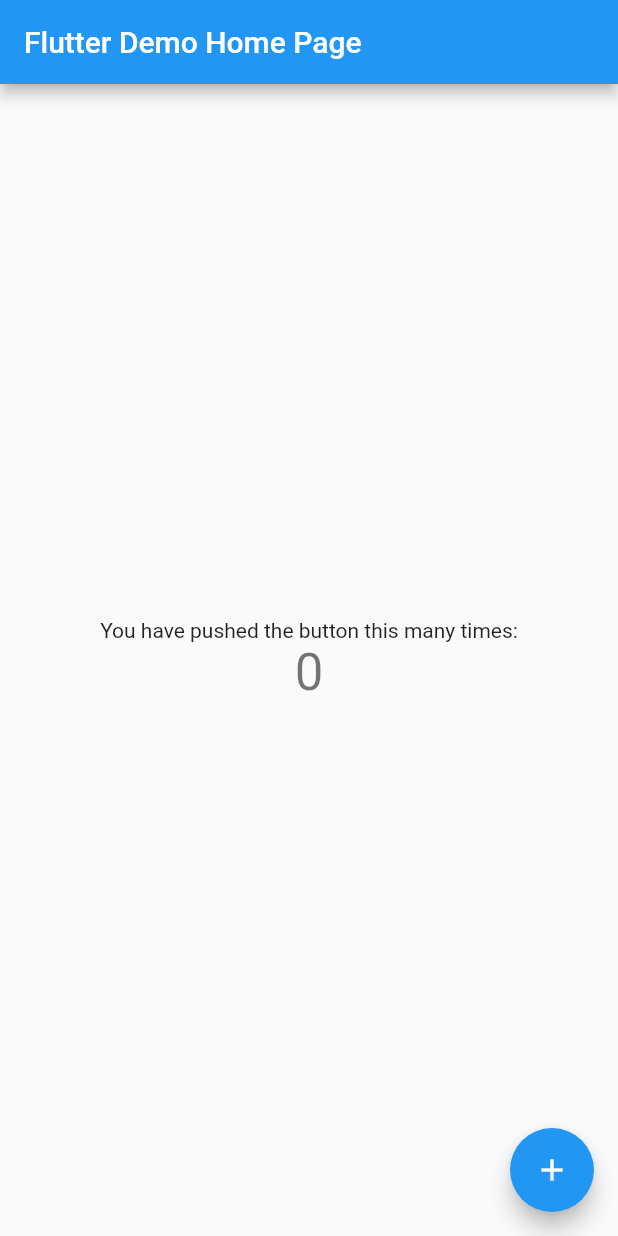
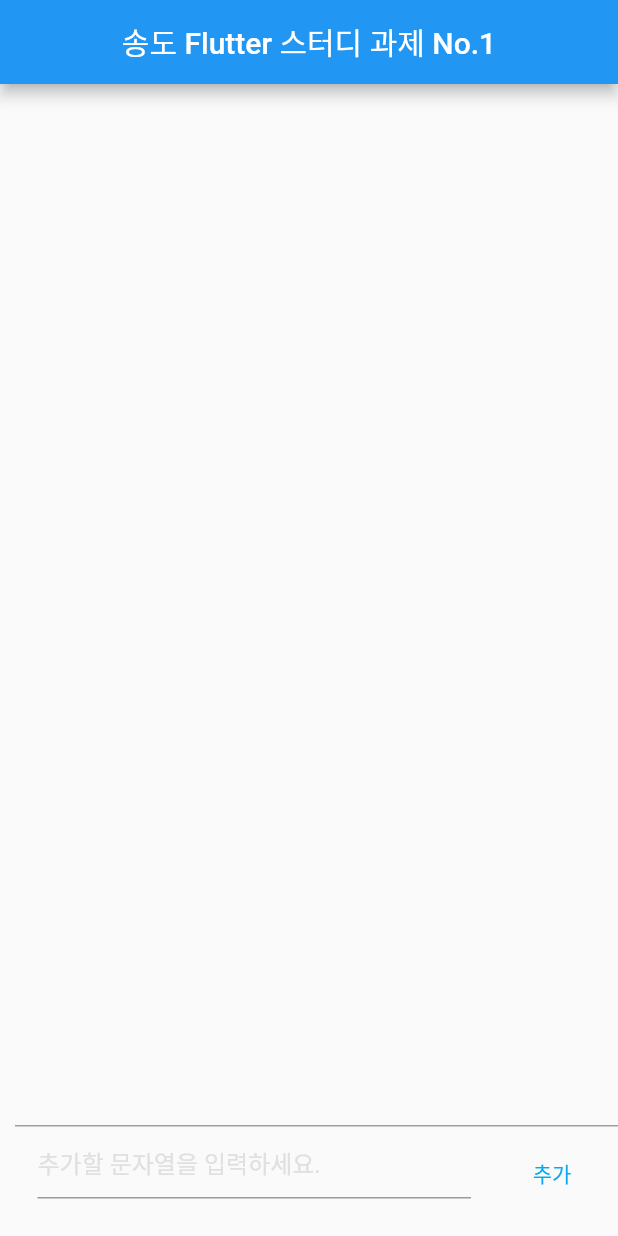
Before and after one commit to taesan220/Songdo_FlutterStudy_Homework, a Flutter app: the screen it shows after launch, on a phone screen of 412 x 824 dp. Run offline on Flutter 3.47's test engine with Material 2 defaults, Android fonts, the phone set to English and light mode, and no system bars; our stand-ins replace fluttertoast.

Commit message:
First home work (finished) - Developed listView
First home work of SongDo flutter Study

Developed ListView with function of adding list items.

```diff
--- a/lib/main.dart
+++ b/lib/main.dart
@@ -1,115 +1,153 @@
 import 'package:flutter/material.dart';
+import 'package:flutter/cupertino.dart';
+import 'package:fluttertoast/fluttertoast.dart';
 
-void main() {
-  runApp(const MyApp());
-}
+import 'custom_dialog.dart';
+import 'mylistview_widget.dart';
+
+void main() => runApp(const MyApp());
 
 class MyApp extends StatelessWidget {
   const MyApp({Key? key}) : super(key: key);
 
-  // This widget is the root of your application.
   @override
   Widget build(BuildContext context) {
     return MaterialApp(
       title: 'Flutter Demo',
       theme: ThemeData(
-        // This is the theme of your application.
-        //
-        // Try running your application with "flutter run". You'll see the
-        // application has a blue toolbar. Then, without quitting the app, try
-        // changing the primarySwatch below to Colors.green and then invoke
-        // "hot reload" (press "r" in the console where you ran "flutter run",
-        // or simply save your changes to "hot reload" in a Flutter IDE).
-        // Notice that the counter didn't reset back to zero; the application
-        // is not restarted.
         primarySwatch: Colors.blue,
       ),
-      home: const MyHomePage(title: 'Flutter Demo Home Page'),
+      home: MyList(),
     );
   }
 }
 
-class MyHomePage extends StatefulWidget {
-  const MyHomePage({Key? key, required this.title}) : super(key: key);
+/// 이렇게 하니 다이얼로그가 팝업이 안됨
+// class MyApp extends StatelessWidget {
+//   const MyApp({Key? key}) : super(key: key);
+//
+//   @override
+//   Widget build(BuildContext context) => const MyList();
+// }
 
-  // This widget is the home page of your application. It is stateful, meaning
-  // that it has a State object (defined below) that contains fields that affect
-  // how it looks.
-
-  // This class is the configuration for the state. It holds the values (in this
-  // case the title) provided by the parent (in this case the App widget) and
-  // used by the build method of the State. Fields in a Widget subclass are
-  // always marked "final".
-
-  final String title;
+class MyList extends StatefulWidget {
+  const MyList({Key? key}) : super(key: key);
 
   @override
-  State<MyHomePage> createState() => _MyHomePageState();
+  State<StatefulWidget> createState() => _MyState();
 }
 
-class _MyHomePageState extends State<MyHomePage> {
+class _MyState extends State<MyList> {
   int _counter = 0;
 
-  void _incrementCounter() {
+  final List<String> entries = [];
+
+  TextEditingController addItemController = TextEditingController();
+
+  final _bottomContainkey = GlobalKey();
+
+  ///사이즈 알아내기 위해 생성
+
+  late ScrollController _scrollController;
+
+  ///스크롤 컨트롤러
+
+  @override
+  void initState() {
+    _scrollController = ScrollController();
+
+    ///스크롤 컨트롤러 초기화
+  }
+
+  // 리스트에 항목 추가
+  void add() {
     setState(() {
-      // This call to setState tells the Flutter framework that something has
-      // changed in this State, which causes it to rerun the build method below
-      // so that the display can reflect the updated values. If we changed
-      // _counter without calling setState(), then the build method would not be
-      // called again, and so nothing would appear to happen.
+      if (addItemController.text == "") {
+        CustomDialog.showOneButtonDialog(context, '목록 추가 실패',
+            '목록에 추가될 문자열이 입력되지 않았습니다.\n\n추가할 문자열을 입력해 주세요.', '확인');
+
+        return;
+      }
+
+      entries.add(addItemController.text); //텍스트필드에 입력된 문자 리스트에 추가
       _counter++;
+
+      addItemController.text = "";
+      //    _scrollController.jumpTo(_scrollController.position.minScrollExtent); //스크롤 최 상단으로 이동
+
+      _scrollController.jumpTo(_scrollController.position.maxScrollExtent +
+          _bottomContainkey.currentContext!.size!.height); //스크롤 최 하단으로 이동
+
+      _getSize(); //사이즈 조사 => 앱 구동과 상관 없음 지워도 됨
+
+      Fluttertoast.showToast(msg: "목록 추가 완료", toastLength: Toast.LENGTH_SHORT);
     });
   }
 
+  ///사이즈 조사 => 앱 구동과 상관 없음 지워도 됨
+  void _getSize() {
+    final _size = _bottomContainkey.currentContext!.size;
+    final _width = _size!.width;
+    final _height = _size.height;
+  }
+
   @override
-  Widget build(BuildContext context) {
-    // This method is rerun every time setState is called, for instance as done
-    // by the _incrementCounter method above.
-    //
-    // The Flutter framework has been optimized to make rerunning build methods
-    // fast, so that you can just rebuild anything that needs updating rather
-    // than having to individually change instances of widgets.
-    return Scaffold(
+  Widget build(BuildContext context) => MaterialApp(
+        home: Scaffold(
           appBar: AppBar(
-        // Here we take the value from the MyHomePage object that was created by
-        // the App.build method, and use it to set our appbar title.
-        title: Text(widget.title),
+            title: Center(child: Text("송도 Flutter 스터디 과제 No.1")),
           ),
-      body: Center(
-        // Center is a layout widget. It takes a single child and positions it
-        // in the middle of the parent.
+          body: Column(
+            children: [
+              Expanded(child: MyListViewWidget(entries, _scrollController)),
+              _BottomContinerWidget(),
+            ],
+          ),
+          // floatingActionButton: FloatingActionButton(
+          //   onPressed: add,
+          //   child: const Icon(Icons.add),
+          // ),
+        ),
+      );
+
+  Widget _BottomContinerWidget() {
+    return Container(
+      key: _bottomContainkey,
+      padding:
+          const EdgeInsets.only(left: 10.0, top: 0.0, right: 0.0, bottom: 10.0),
+      alignment: Alignment(0.0, -1.0),
       child: Column(
-          // Column is also a layout widget. It takes a list of children and
-          // arranges them vertically. By default, it sizes itself to fit its
-          // children horizontally, and tries to be as tall as its parent.
-          //
-          // Invoke "debug painting" (press "p" in the console, choose the
-          // "Toggle Debug Paint" action from the Flutter Inspector in Android
-          // Studio, or the "Toggle Debug Paint" command in Visual Studio Code)
-          // to see the wireframe for each widget.
-          //
-          // Column has various properties to control how it sizes itself and
-          // how it positions its children. Here we use mainAxisAlignment to
-          // center the children vertically; the main axis here is the vertical
-          // axis because Columns are vertical (the cross axis would be
-          // horizontal).
-          mainAxisAlignment: MainAxisAlignment.center,
-          children: <Widget>[
-            const Text(
-              'You have pushed the button this many times:',
+        children: [
+          Container(
+            height: 1,
+            color: Colors.grey,
           ),
-            Text(
-              '$_counter',
-              style: Theme.of(context).textTheme.headline4,
+          Row(
+            children: [
+              Expanded(
+                child: Padding(
+                  padding: const EdgeInsets.only(
+                      left: 15.0, top: 0, right: 10.0, bottom: 15.0),
+                  child: TextField(
+                    controller: addItemController,
+                    decoration: new InputDecoration(
+                        hintText: '추가할 문자열을 입력하세요.',
+                        hintStyle: TextStyle(color: Colors.grey[300])),
+                  ),
+                ),
+              ),
+              FlatButton(
+                  onPressed: () {
+                    add(); //항목 추가
+                  },
+                  child: Text(
+                    "추가",
+                    style: TextStyle(color: Colors.lightBlue),
+                  ))
+            ],
           ),
         ],
       ),
-      ),
-      floatingActionButton: FloatingActionButton(
-        onPressed: _incrementCounter,
-        tooltip: 'Increment',
-        child: const Icon(Icons.add),
-      ), // This trailing comma makes auto-formatting nicer for build methods.
     );
   }
 }
--- /dev/null
+++ b/lib/mylistview_widget.dart
@@ -0,0 +1,57 @@
+import 'package:flutter/material.dart';
+import 'package:flutter/cupertino.dart';
+
+import 'main.dart';
+
+///ListViewWidget
+class MyListViewWidget extends StatelessWidget {
+  late final List<String> entries;
+
+  final List<MaterialColor> rainbowColors = [
+    Colors.red,
+    Colors.orange,
+    Colors.yellow,
+    Colors.green,
+    Colors.lightBlue,
+    Colors.indigo,
+    Colors.purple
+  ];
+
+  ScrollController _scrollController;
+
+  MyListViewWidget(this.entries, this._scrollController);
+
+  @override
+  Widget build(BuildContext context) {
+    return ListView.builder(
+      controller: _scrollController,
+      padding: const EdgeInsets.all(8.0),
+      itemCount: entries.length,
+      itemBuilder: (context, index) => Card(
+        child: ClipRRect(
+          borderRadius: BorderRadius.circular(3.0),
+
+          ///리스트뷰 항목 라운드 처리
+          child: Container(
+            height: 50,
+            color: rainbowColors[index % rainbowColors.length],
+            child: Padding(
+              padding: const EdgeInsets.only(
+                  left: 20.0, top: 0.0, right: 20.0, bottom: 0.0),
+              child: Center(
+                child: Row(
+                  children: [
+                    Text(
+                      '${entries[index]}',
+                      style: TextStyle(fontSize: 17.0),
+                    )
+                  ],
+                ),
+              ),
+            ),
+          ),
+        ),
+      ),
+    );
+  }
+}
```
Also changed, not shown: lib/custom_dialog.dart (added, +38 -0 lines), pubspec.yaml (+4 -65 lines), pubspec.lock, 77 other files. Lines whose indentation alone changed are shown as unchanged.
